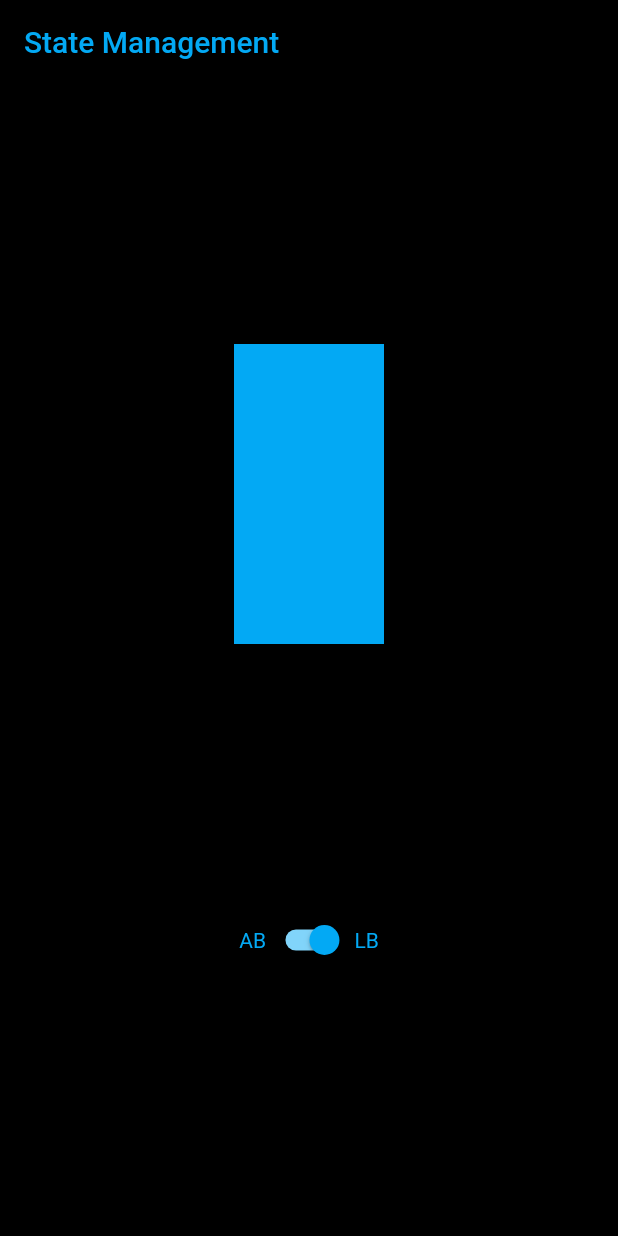
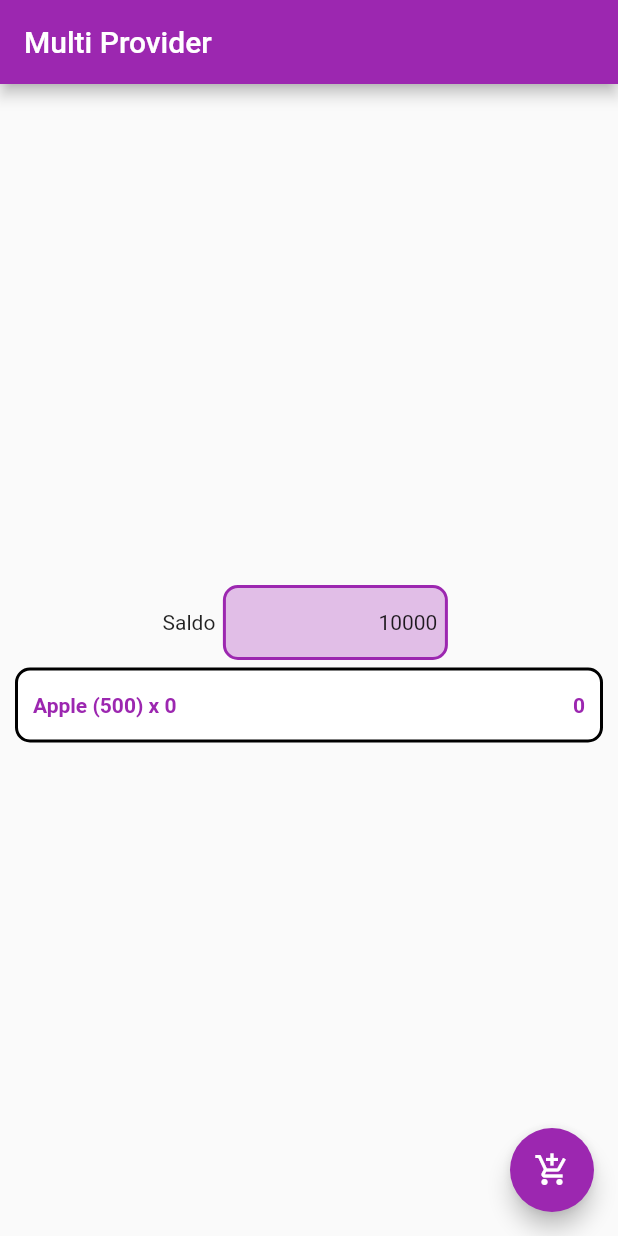
Before and after one commit to rendiwithi/flutter_example, a Flutter app: the screen it shows after launch, on a phone screen of 412 x 824 dp. Run offline on Flutter 3.47's test engine with Material 2 defaults, Android fonts, the phone set to English and light mode, and no system bars; our stand-ins replace audioplayers, qr_flutter, shared_preferences; missing offline and left inert: qrscan.

Commit message:
Besok Uas Lagi

```diff
--- /dev/null
+++ b/lib/class/cart_multi_provider.dart
@@ -0,0 +1,11 @@
+import 'package:flutter/foundation.dart';
+
+class CartMultiProvider with ChangeNotifier {
+  int _quantity = 0;
+  int get quantity => _quantity;
+  set quantity(int value){
+    _quantity = value;
+    notifyListeners();
+  }
+
+}
--- /dev/null
+++ b/lib/class/saldo_multi_provider.dart
@@ -0,0 +1,11 @@
+import 'package:flutter/foundation.dart';
+
+class SaldoMultiProvider with ChangeNotifier {
+  int _saldo = 10000;
+  int get saldo => _saldo;
+  set saldo(int value){
+    _saldo = value;
+    notifyListeners();
+  }
+
+}
--- a/lib/main.dart
+++ b/lib/main.dart
@@ -2,6 +2,7 @@ import 'package:flutter/material.dart';
 import 'package:flutter_example/module/animatedSwitcherMod.dart';
 
 import 'package:flutter_example/module/getData.dart';
+import 'package:flutter_example/module/multPproviderMod.dart';
 import 'package:flutter_example/module/postMethodMod.dart';
 import 'package:flutter_example/module/qrGenerator.dart';
 import 'package:flutter_example/module/richTextMod.dart';
@@ -23,7 +24,7 @@ class MyApp extends StatelessWidget {
     //   ]);
     return MaterialApp(
       debugShowCheckedModeBanner: false,
-      home: StateManagementMod(),
+      home: MultiProviderMod(),
       // home: Scaffold(
       //   appBar: PreferredSize(
       //     preferredSize: Size.fromHeight(300),
--- /dev/null
+++ b/lib/module/multPproviderMod.dart
@@ -0,0 +1,99 @@
+import 'package:flutter/material.dart';
+import 'package:flutter_example/class/cart_multi_provider.dart';
+import 'package:flutter_example/class/saldo_multi_provider.dart';
+import 'package:provider/provider.dart';
+
+class MultiProviderMod extends StatelessWidget {
+  @override
+  Widget build(BuildContext context) {
+    return MultiProvider(
+      providers: [
+        ChangeNotifierProvider(create: (context) => CartMultiProvider()),
+        ChangeNotifierProvider(create: (context) => SaldoMultiProvider()),
+      ],
+      child: Consumer<SaldoMultiProvider>(
+        builder: (context, saldo, _) => Consumer<CartMultiProvider>(
+          builder: (context, cart, _) => Scaffold(
+            floatingActionButton: FloatingActionButton(
+                onPressed: () {
+                  if (saldo.saldo >= 500) {
+                    cart.quantity += 1;
+                    saldo.saldo -= 500;
+                  }
+                },
+                child: Icon(Icons.add_shopping_cart),
+                backgroundColor: Colors.purple),
+            appBar: AppBar(
+              backgroundColor: Colors.purple,
+              title: Text("Multi Provider"),
+            ),
+            body: Center(
+              child: Column(
+                mainAxisAlignment: MainAxisAlignment.center,
+                children: [
+                  Row(
+                    mainAxisAlignment: MainAxisAlignment.center,
+                    children: [
+                      Text("Saldo"),
+                      Container(
+                        padding: EdgeInsets.all(5),
+                        margin: EdgeInsets.all(5),
+                        decoration: BoxDecoration(
+                          color: Colors.purple[100],
+                          borderRadius: BorderRadius.circular(10),
+                          border: Border.all(
+                            color: Colors.purple,
+                            width: 2,
+                          ),
+                        ),
+                        alignment: Alignment.centerRight,
+                        width: 150,
+                        height: 50,
+                        child: Consumer<SaldoMultiProvider>(
+                            builder: (context, saldo, _) =>
+                                Text(saldo.saldo.toString())),
+                      ),
+                    ],
+                  ),
+                  Container(
+                    padding: EdgeInsets.all(10),
+                    child: Align(
+                      alignment: Alignment.centerRight,
+                      child: Consumer<CartMultiProvider>(
+                        builder: (context, cart, _) => Row(
+                          mainAxisAlignment: MainAxisAlignment.spaceBetween,
+                          children: [
+                            Text(
+                              "Apple (500) x " + cart.quantity.toString(),
+                              style: TextStyle(
+                                color: Colors.purple,
+                                fontWeight: FontWeight.w700,
+                              ),
+                            ),
+                            Text(
+                              (500 * cart.quantity).toString(),
+                              style: TextStyle(
+                                color: Colors.purple,
+                                fontWeight: FontWeight.w700,
+                              ),
+                            ),
+                          ],
+                        ),
+                      ),
+                    ),
+                    height: 50,
+                    width: MediaQuery.of(context).size.width - 20,
+                    decoration: BoxDecoration(
+                        color: Colors.white,
+                        borderRadius: BorderRadius.circular(10),
+                        border: Border.all(color: Colors.black, width: 2)),
+                  )
+                ],
+              ),
+            ),
+          ),
+        ),
+      ),
+    );
+  }
+}
```
